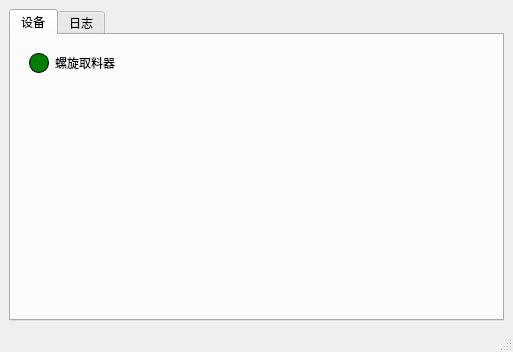
zhangjiechina001/WatchDog, file ServerWatchDog/mainwindow.ui: the form before one commit.
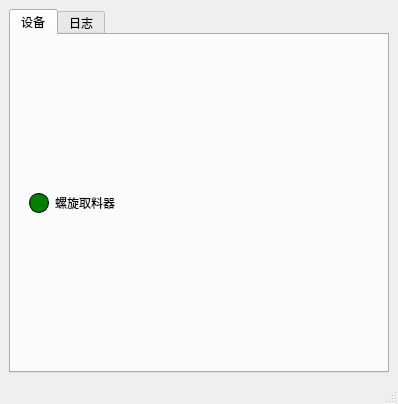
The form after the commit. Icons and pictures are not drawn.

What changed in the file:
```diff
--- a/ServerWatchDog/mainwindow.ui
+++ b/ServerWatchDog/mainwindow.ui
@@ -6,8 +6,8 @@
    <rect>
     <x>0</x>
     <y>0</y>
-    <width>513</width>
-    <height>352</height>
+    <width>398</width>
+    <height>404</height>
    </rect>
   </property>
   <property name="windowTitle">
@@ -85,19 +85,6 @@
              </item>
             </layout>
            </item>
-           <item>
-            <spacer name="verticalSpacer">
-             <property name="orientation">
-              <enum>Qt::Vertical</enum>
-             </property>
-             <property name="sizeHint" stdset="0">
-              <size>
-               <width>20</width>
-               <height>209</height>
-              </size>
-             </property>
-            </spacer>
-           </item>
           </layout>
          </widget>
         </item>
```
Left out of the diff: 2 changed lines with no effect on the pictures.
